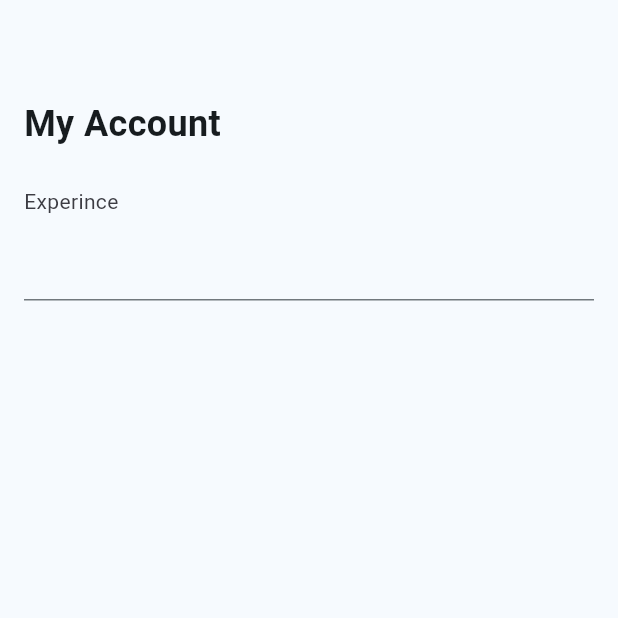
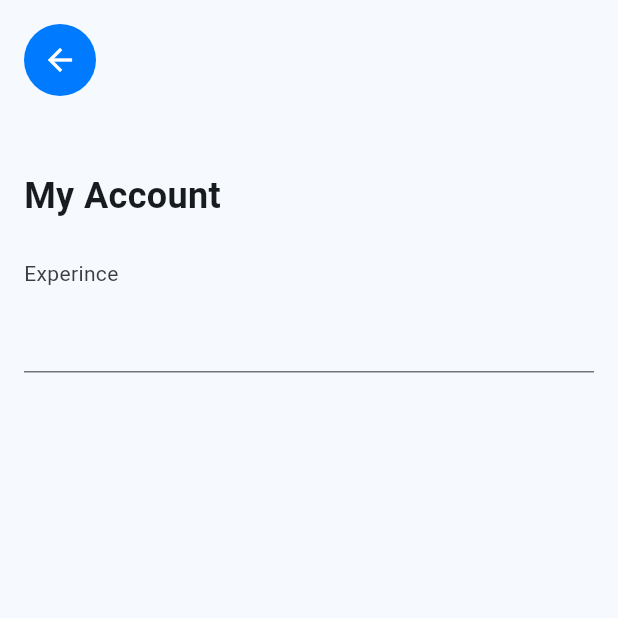
Before and after one commit to omar6533/jobhub_students, a Flutter app: the StudentProfileInfoView screen opened directly, on a phone screen of 412 x 824 dp, the top half of it. Run offline on Flutter 3.47's test engine with Material 2 defaults, Android fonts, the phone set to English and light mode, and no system bars; our stand-ins replace cached_network_image, firebase_auth, firebase_core, flutter_sizer, flutter_svg, get and 1 more; accounts and stored records are empty.

Commit message:
add app colors and some components

```diff
--- a/lib/main.dart
+++ b/lib/main.dart
@@ -32,7 +32,7 @@ class MyApp extends StatelessWidget {
         title: 'JobHub',
         theme: ThemeData(
           secondaryHeaderColor: Color(0xFFffc107),
-          primaryColor: Color(0xFF008fbe),
+          primaryColor: AppColors.primary,
           colorScheme: ColorScheme.fromSeed(seedColor: Color(0xFF008fbe)),
           useMaterial3: true,
         ),
--- /dev/null
+++ b/lib/shared/app_colors.dart
@@ -0,0 +1,5 @@
+import 'package:flutter/material.dart';
+
+class AppColors {
+  Color? primary = Color(0xFF008fbe);
+}
--- /dev/null
+++ b/lib/shared/components/jobHub_back_button.dart
@@ -0,0 +1,29 @@
+import 'package:flutter/material.dart';
+import 'package:get/get.dart';
+import 'package:jobhub/constants.dart';
+
+class JobHubBackButton extends StatelessWidget {
+  const JobHubBackButton({
+    super.key,
+  });
+
+  @override
+  Widget build(BuildContext context) {
+    return Row(children: [
+      Container(
+        decoration: BoxDecoration(
+            color: AppColors.primary, borderRadius: BorderRadius.circular(100)),
+        child: IconButton(
+          alignment: Alignment.topLeft,
+          icon: Icon(
+            Icons.arrow_back,
+            color: Colors.white,
+          ),
+          onPressed: () {
+            Get.back();
+          },
+        ),
+      ),
+    ]);
+  }
+}
--- a/lib/student_landing/views/student_profile_infor.dart
+++ b/lib/student_landing/views/student_profile_infor.dart
@@ -1,5 +1,8 @@
 import 'package:flutter/material.dart';
 import 'package:flutter_sizer/flutter_sizer.dart';
+import 'package:get/get.dart';
+import 'package:jobhub/constants.dart';
+import 'package:jobhub/shared/components/jobHub_back_button.dart';
 import 'package:jobhub/shared/components/jobHub_text.dart';
 
 class StudentProfileInfoView extends StatelessWidget {
@@ -12,6 +15,7 @@ class StudentProfileInfoView extends StatelessWidget {
         padding: const EdgeInsets.all(16.0),
         child: ListView(
           children: [
+            const JobHubBackButton(),
             SizedBox(
               height: 6.h,
             ),
```
